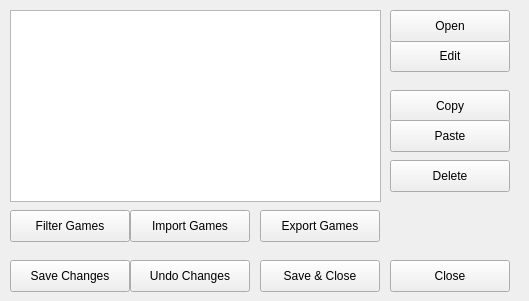
The window that windowdatabase.ui (gwolffgang/Oni) describes before a commit, drawn with Qt 5.
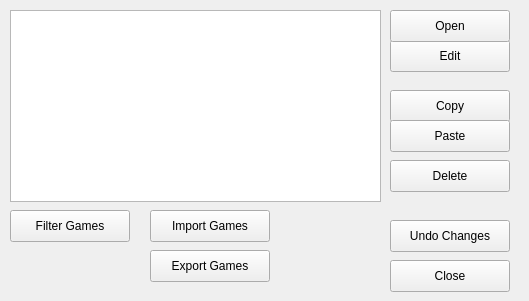
The same window after the commit.

```diff
--- a/windowdatabase.ui
+++ b/windowdatabase.ui
@@ -36,19 +36,6 @@
     <string>Edit</string>
    </property>
   </widget>
-  <widget class="QPushButton" name="saveAndClose">
-   <property name="geometry">
-    <rect>
-     <x>260</x>
-     <y>260</y>
-     <width>120</width>
-     <height>32</height>
-    </rect>
-   </property>
-   <property name="text">
-    <string>Save &amp;&amp; Close</string>
-   </property>
-  </widget>
   <widget class="QPushButton" name="deleteGame">
    <property name="geometry">
     <rect>
@@ -78,8 +65,8 @@
   <widget class="QPushButton" name="exportGames">
    <property name="geometry">
     <rect>
-     <x>260</x>
-     <y>210</y>
+     <x>150</x>
+     <y>250</y>
      <width>120</width>
      <height>32</height>
     </rect>
@@ -91,7 +78,7 @@
   <widget class="QPushButton" name="importGames">
    <property name="geometry">
     <rect>
-     <x>130</x>
+     <x>150</x>
      <y>210</y>
      <width>120</width>
      <height>32</height>
@@ -140,20 +127,7 @@
     <string>Paste</string>
    </property>
   </widget>
-  <widget class="QPushButton" name="saveChanges">
-   <property name="geometry">
-    <rect>
-     <x>10</x>
-     <y>260</y>
-     <width>120</width>
-     <height>32</height>
-    </rect>
-   </property>
-   <property name="text">
-    <string>Save Changes</string>
-   </property>
-  </widget>
-  <widget class="QPushButton" name="closeOnly">
+  <widget class="QPushButton" name="close">
    <property name="geometry">
     <rect>
      <x>390</x>
@@ -169,8 +143,8 @@
   <widget class="QPushButton" name="undoChanges">
    <property name="geometry">
     <rect>
-     <x>130</x>
-     <y>260</y>
+     <x>390</x>
+     <y>220</y>
      <width>120</width>
      <height>32</height>
     </rect>
```
